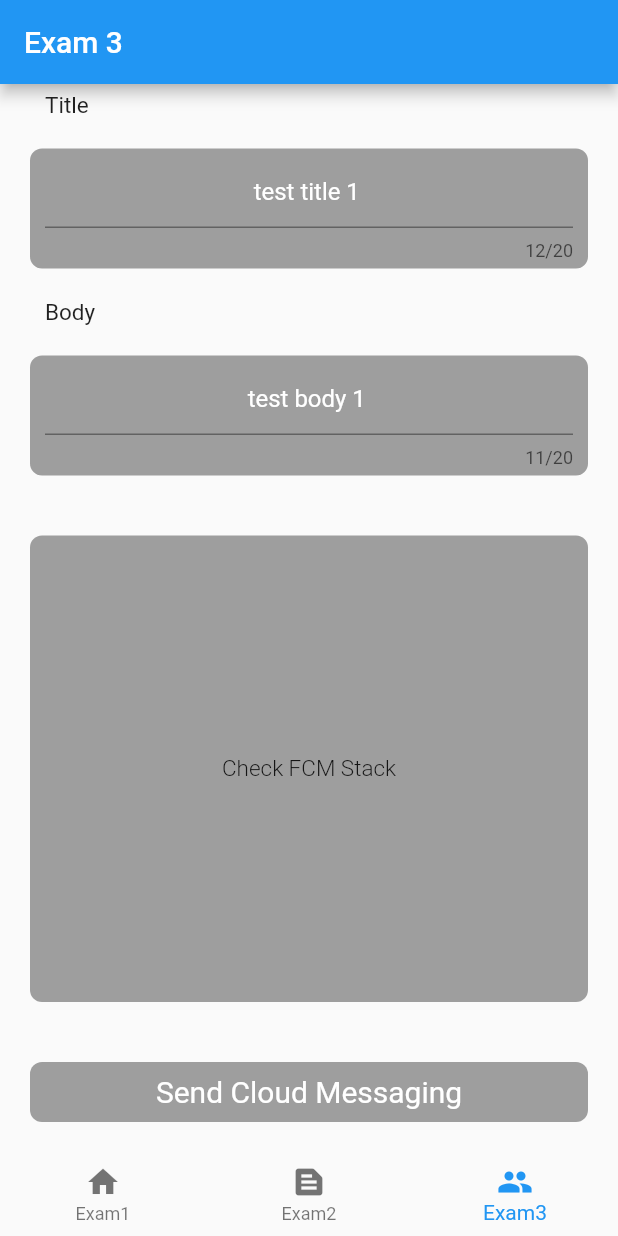
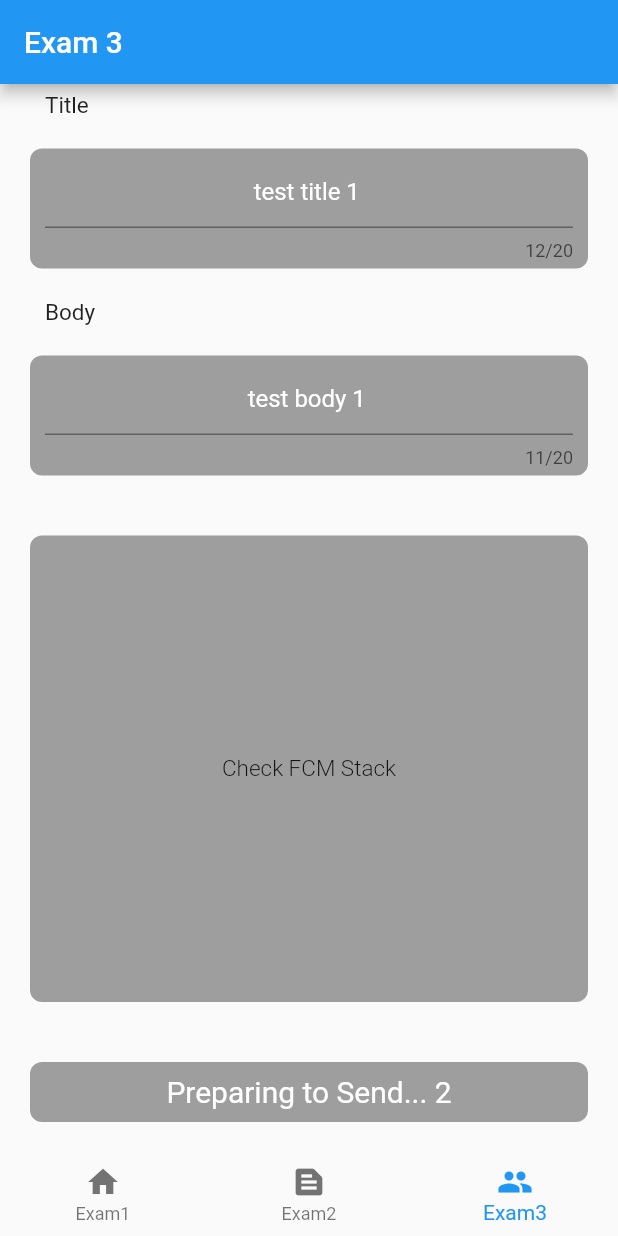
Before and after one commit to work-ethanhuh/template_flutter, a Flutter app: the screen it shows once a user with an empty profile is signed in, item 3 of the bottom bar chosen, after a tap on "Send Cloud Messaging", on a phone screen of 412 x 824 dp. Run offline on Flutter 3.47's test engine with Material 2 defaults, Android fonts, the phone set to English and light mode, and no system bars; our stand-ins replace dio, firebase_auth, firebase_core, firebase_messaging, flutter_local_notifications, fluttertoast and 5 more; accounts and stored records are empty; generated files the repository leaves out were written again.

```diff
--- a/lib/api/basic_client.dart
+++ b/lib/api/basic_client.dart
@@ -1,8 +1,6 @@
 import 'dart:convert';
 import 'package:dio/dio.dart';
 import 'package:template_flutter/api/fixed_key.dart';
-import 'package:template_flutter/common/config.dart';
-import 'package:template_flutter/util/util_helper.dart';
 
 abstract class BasicClient {
   static final basic = Dio()
--- a/lib/dashboard/exam3.dart
+++ b/lib/dashboard/exam3.dart
@@ -1,16 +1,19 @@
 import 'dart:async';
-import 'dart:convert';
 
 import 'package:flutter/material.dart';
 import 'package:provider/provider.dart';
 import 'package:template_flutter/api/basic_client.dart';
 import 'package:template_flutter/api/fcm_client.dart';
-import 'package:template_flutter/api/fixed_key.dart';
-import 'package:template_flutter/common/config.dart';
+
 import 'package:template_flutter/common/cv.dart';
 import 'package:template_flutter/data_package/request/fcm_send_requ.dart';
 import 'package:template_flutter/util/ui_helper.dart';
-import 'package:http/http.dart' as http;
+
+// For http sending test
+// import 'dart:convert';
+// import 'package:template_flutter/api/fixed_key.dart';
+// import 'package:template_flutter/common/config.dart';
+// import 'package:http/http.dart' as http;
 
 class Exam3 extends StatefulWidget {
   @override
@@ -24,6 +27,8 @@ class Exam3State extends State<Exam3> {
   TextEditingController textEditingController_body = TextEditingController();
   int messageCount = 0;
   ScrollController scrollController = ScrollController();
+  int sendingDelayTime = 3;
+  bool sendingNow = false;
   @override
   void initState() {
     super.initState();
@@ -143,24 +148,6 @@ class Exam3State extends State<Exam3> {
                     child: UIH().cBox.rounded(
                           UIH().cTex.weightText(
                               'Check FCM Stack', 15, FontWeight.w300),
-                          // ListView.builder(
-                          //     controller: scrollController,
-                          //     itemCount: context.watch<CV>().list_FCM.length,
-                          //     itemBuilder: ((context, index) {
-                          //       return UIH().cBox.roundedPadding(
-                          //           Column(
-                          //             mainAxisAlignment: MainAxisAlignment.center,
-                          //             children: [
-                          //               Text(
-                          //                   '${context.read<CV>().list_FCM.elementAt(index).title}'),
-                          //               Text(
-                          //                   '${context.read<CV>().list_FCM.elementAt(index).body}'),
-                          //             ],
-                          //           ),
-                          //           MediaQuery.of(context).size.width,
-                          //           80,
-                          //           5);
-                          //     })),
                           MediaQuery.of(context).size.width,
                         ),
                   ),
@@ -189,6 +176,12 @@ class Exam3State extends State<Exam3> {
                     FCMSendREQU sendREQU = FCMSendREQU(
                         to: context.read<CV>().FCM_Token,
                         notification: sendREQU_notification);
+                    setState(() {
+                      sendingDelayTime = 3;
+                      sendingNow = true;
+                    });
+                    Timer.periodic(const Duration(seconds: 1), (timer) {
+                      if (sendingDelayTime == 0) {
                         request.sendPushMessage(sendREQU).then((v) {
                           print('success');
 
@@ -198,13 +191,25 @@ class Exam3State extends State<Exam3> {
                                 'test title $messageCount';
                             textEditingController_body.text =
                                 'test body $messageCount';
+                            sendingNow = false;
                           });
+                        });
+
+                        timer.cancel();
+                      } else {
+                        setState(() {
+                          sendingDelayTime--;
+                        });
+                      }
                     });
                   },
                   child: UIH().cBox.rounded_H(
-                      UIH()
-                          .cTex
-                          .colorText('Send Cloud Messaging', 20, Colors.white),
+                      UIH().cTex.colorText(
+                          sendingNow
+                              ? 'Preparing to Send... $sendingDelayTime'
+                              : 'Send Cloud Messaging',
+                          20,
+                          Colors.white),
                       MediaQuery.of(context).size.width,
                       40),
                 ),
--- a/lib/splash.dart
+++ b/lib/splash.dart
@@ -6,7 +6,6 @@ import 'package:firebase_core/firebase_core.dart';
 import 'package:firebase_messaging/firebase_messaging.dart';
 import 'package:flutter/material.dart';
 import 'package:flutter_local_notifications/flutter_local_notifications.dart';
-import 'package:google_sign_in/google_sign_in.dart';
 import 'package:provider/provider.dart';
 import 'package:template_flutter/common/config.dart';
 import 'package:template_flutter/dashboard.dart';
@@ -85,8 +84,6 @@ class SplashState extends State<Splash> {
           setState(() {
             goDirection = true;
           });
-
-          GoogleSignIn().signIn();
           Timer(const Duration(milliseconds: 1000), () {
             Navigator.push(
                 context, MaterialPageRoute(builder: (context) => DashBoard()));
```
Lines whose indentation alone changed are shown as unchanged.
